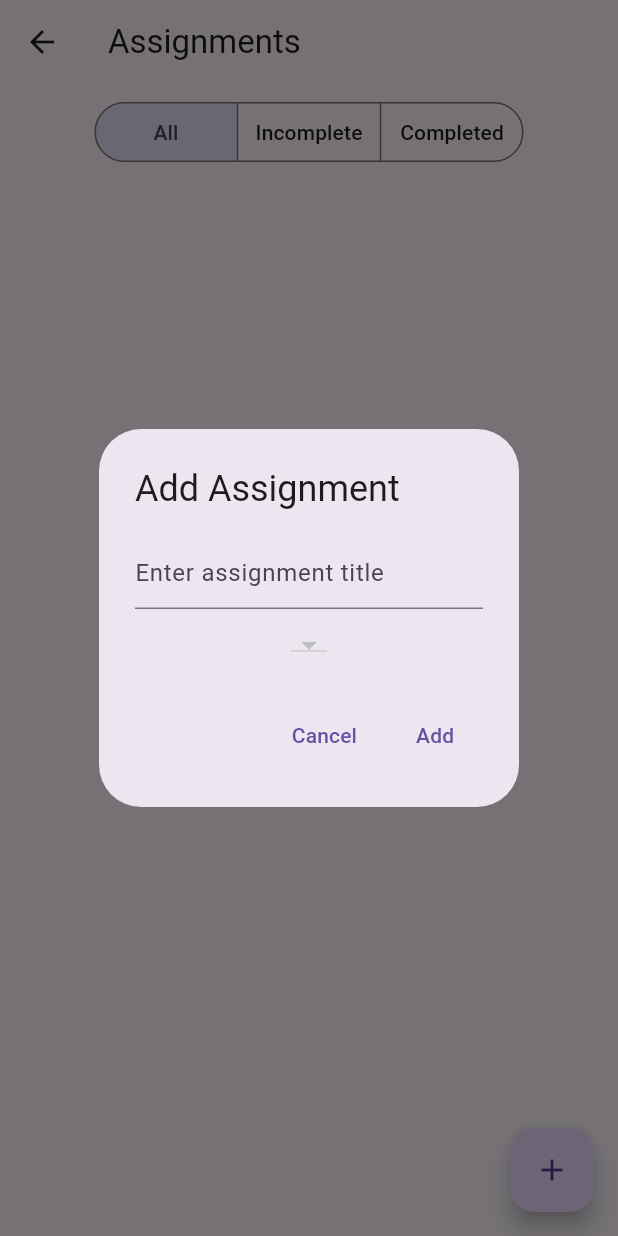
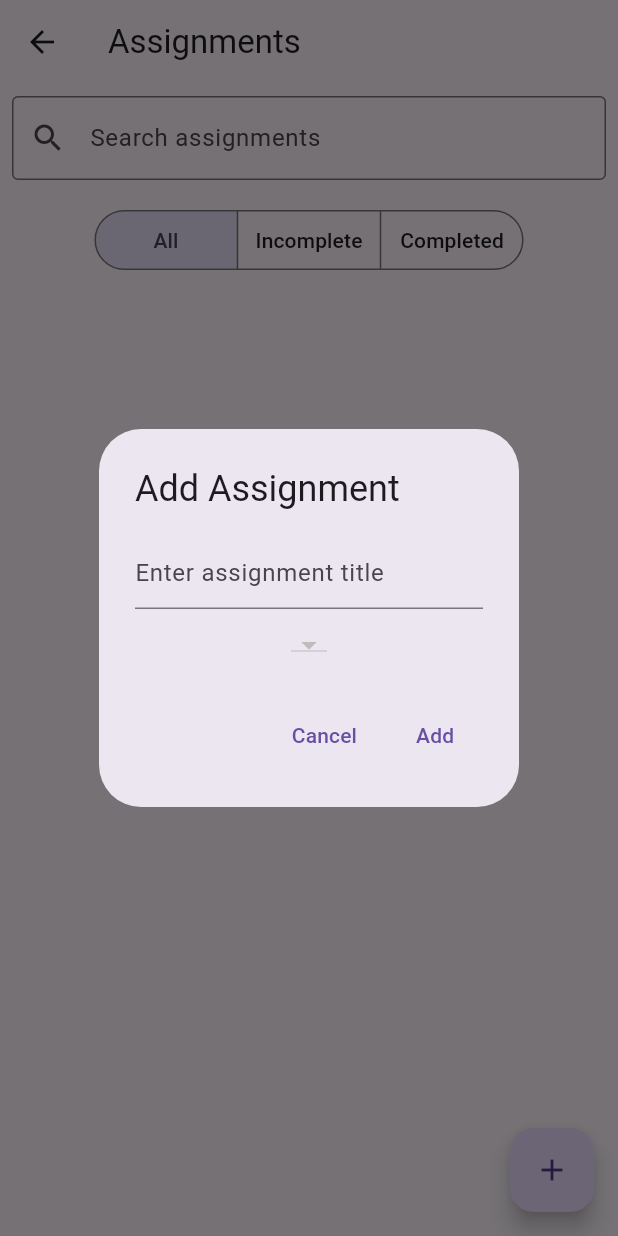
Before and after one commit to draeger-eli/Homework-Tracker, a Flutter app: the AssignmentListScreen screen opened directly, after a tap on the "add" icon, on a phone screen of 412 x 824 dp. Run offline on Flutter 3.47's test engine with Material 3 defaults, Android fonts, the phone set to English and light mode, and no system bars; our stand-ins replace cloud_firestore, firebase_auth, firebase_core, firebase_database; accounts and stored records are empty.

Commit message:
Added a search bar to assignments

```diff
--- a/lib/views/assignment_list_screen.dart
+++ b/lib/views/assignment_list_screen.dart
@@ -1,5 +1,5 @@
 import 'package:flutter/material.dart';
-
+import '../widgets/add_fab.dart';
 import '../presenters/assignment_presenter.dart';
 import '../presenters/course_presenter.dart';
 
@@ -21,6 +21,7 @@ class _AssignmentListScreenState extends State<AssignmentListScreen> {
   String? _newAssignmentCourse;
   List<String> _courseNames = [];
   AssignmentFilter _filter = AssignmentFilter.all;
+  String _searchQuery = '';
 
   @override
   void initState() {
@@ -117,8 +118,11 @@ class _AssignmentListScreenState extends State<AssignmentListScreen> {
 
     // Keep the completion filter from the previous lab.
     final filteredAssignments = displayedAssignments
-        .where((assignment) => _matchesFilter(assignment.isCompleted))
-        .toList();
+    .where((assignment) {
+      return _matchesFilter(assignment.isCompleted) &&
+          assignment.title.toLowerCase().contains(_searchQuery.toLowerCase());
+    })
+    .toList();
 
     return Scaffold(
       appBar: AppBar(
@@ -152,7 +156,21 @@ class _AssignmentListScreenState extends State<AssignmentListScreen> {
       body: _isLoading
           ? const Center(child: CircularProgressIndicator())
           : Column(
-              children: [
+              children: [Padding(
+  padding: const EdgeInsets.all(8),
+  child: TextField(
+    decoration: const InputDecoration(
+      labelText: 'Search assignments',
+      prefixIcon: Icon(Icons.search),
+      border: OutlineInputBorder(),
+    ),
+    onChanged: (value) {
+      setState(() {
+        _searchQuery = value.trim();
+      });
+    },
+  ),
+),
                 Padding(
                   padding: const EdgeInsets.all(8),
                   child: SegmentedButton<AssignmentFilter>(
@@ -214,10 +232,7 @@ class _AssignmentListScreenState extends State<AssignmentListScreen> {
                 ),
               ],
             ),
-      floatingActionButton: FloatingActionButton(
-        onPressed: _showAddAssignmentDialog,
-        child: const Icon(Icons.add),
-      ),
+      floatingActionButton: AddFAB(onPressed: _showAddAssignmentDialog),
     );
   }
 }
```
